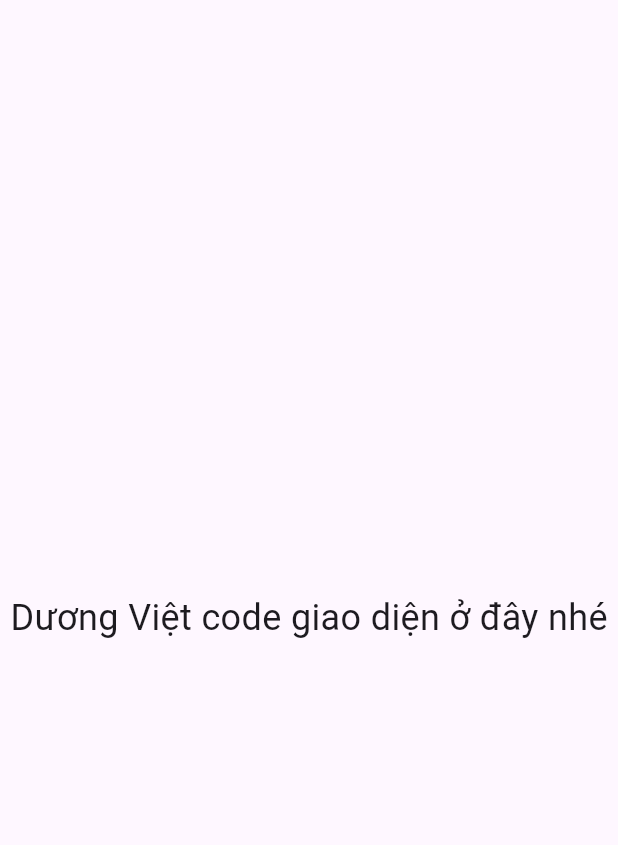
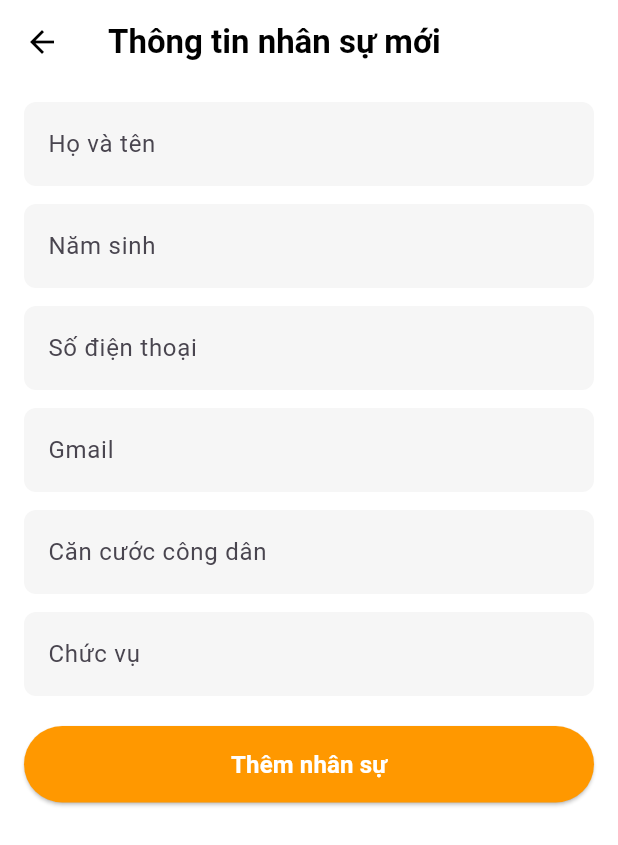
Before and after one commit to Hwangzii/Restaurant-Management-21CN2, a Flutter app: the screen it shows after launch, on a phone screen of 412 x 824 dp. Shown: the top 845 px of the screen. Run offline on Flutter 3.47's test engine with Material 3 defaults, Android fonts, the phone set to English and light mode, and no system bars; our stand-ins replace pinput, qr_flutter.

Commit message:
viet update

```diff
--- a/Project/frontend/lib/screens/add_staff_screen.dart
+++ b/Project/frontend/lib/screens/add_staff_screen.dart
@@ -6,8 +6,128 @@ class AddStaffScreen extends StatelessWidget {
   @override
   Widget build(BuildContext context) {
     return Scaffold(
-      body: Center(
-        child: Text('Dương Việt code giao diện ở đây nhé', style: TextStyle(fontSize: 24)),
+      backgroundColor: Colors.white,
+      appBar: AppBar(
+        backgroundColor: Colors.white,
+        elevation: 0,
+        leading: IconButton(
+          icon: const Icon(Icons.arrow_back, color: Colors.black),
+          onPressed: () {
+            // Xử lý quay lại màn hình trước
+          },
+        ),
+        title: const Text(
+          "Thông tin nhân sự mới",
+          style: TextStyle(color: Colors.black, fontWeight: FontWeight.bold),
+        ),
+        centerTitle: false,
+      ),
+      body: Padding(
+        padding: const EdgeInsets.symmetric(horizontal: 16, vertical: 12),
+        child: Column(
+          crossAxisAlignment: CrossAxisAlignment.start,
+          children: [
+            // Ô nhập Họ và tên
+            TextField(
+              decoration: InputDecoration(
+                labelText: "Họ và tên",
+                filled: true,
+                fillColor: Color(0xFFF6F6F6),
+                border: OutlineInputBorder(
+                  borderSide: BorderSide.none,
+                  borderRadius: BorderRadius.circular(8),
+                ),
+              ),
+            ),
+            const SizedBox(height: 12),
+            // Ô nhập Năm sinh
+            TextField(
+              decoration: InputDecoration(
+                labelText: "Năm sinh",
+                filled: true,
+                fillColor: Color(0xFFF6F6F6),
+                border: OutlineInputBorder(
+                  borderSide: BorderSide.none,
+                  borderRadius: BorderRadius.circular(8),
+                ),
+              ),
+            ),
+            const SizedBox(height: 12),
+            // Ô nhập Số điện thoại
+            TextField(
+              decoration: InputDecoration(
+                labelText: "Số điện thoại",
+                filled: true,
+                fillColor: Color(0xFFF6F6F6),
+                border: OutlineInputBorder(
+                  borderSide: BorderSide.none,
+                  borderRadius: BorderRadius.circular(8),
+                ),
+              ),
+            ),
+            const SizedBox(height: 12),
+            // Ô nhập Gmail
+            TextField(
+              decoration: InputDecoration(
+                labelText: "Gmail",
+                filled: true,
+                fillColor: Color(0xFFF6F6F6),
+                border: OutlineInputBorder(
+                  borderSide: BorderSide.none,
+                  borderRadius: BorderRadius.circular(8),
+                ),
+              ),
+            ),
+            const SizedBox(height: 12),
+            // Ô nhập Căn cước công dân
+            TextField(
+              decoration: InputDecoration(
+                labelText: "Căn cước công dân",
+                filled: true,
+                fillColor: Color(0xFFF6F6F6),
+                border: OutlineInputBorder(
+                  borderSide: BorderSide.none,
+                  borderRadius: BorderRadius.circular(8),
+                ),
+              ),
+            ),
+            const SizedBox(height: 12),
+            // Ô nhập Chức vụ
+            TextField(
+              decoration: InputDecoration(
+                labelText: "Chức vụ",
+                filled: true,
+                fillColor: Color(0xFFF6F6F6),
+                border: OutlineInputBorder(
+                  borderSide: BorderSide.none,
+                  borderRadius: BorderRadius.circular(8),
+                ),
+              ),
+            ),
+            const SizedBox(height: 20),
+            // Nút Thêm nhân sự
+            SizedBox(
+              width: double.infinity,
+              child: ElevatedButton(
+                style: ElevatedButton.styleFrom(
+                  backgroundColor: Colors.orange,
+                  padding: const EdgeInsets.symmetric(vertical: 14),
+                ),
+                onPressed: () {
+                  // Xử lý logic khi nhấn nút thêm nhân sự
+                },
+                child: const Text(
+                  "Thêm nhân sự",
+                  style: TextStyle(
+                    fontSize: 16,
+                    color: Colors.white,
+                    fontWeight: FontWeight.bold,
+                  ),
+                ),
+              ),
+            )
+          ],
+        ),
       ),
     );
   }
```
